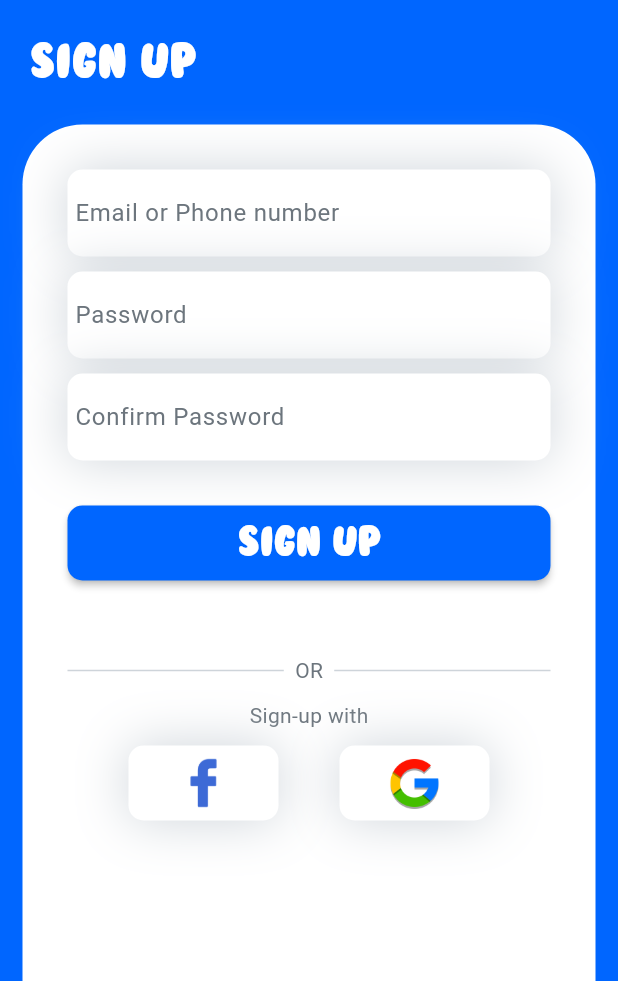
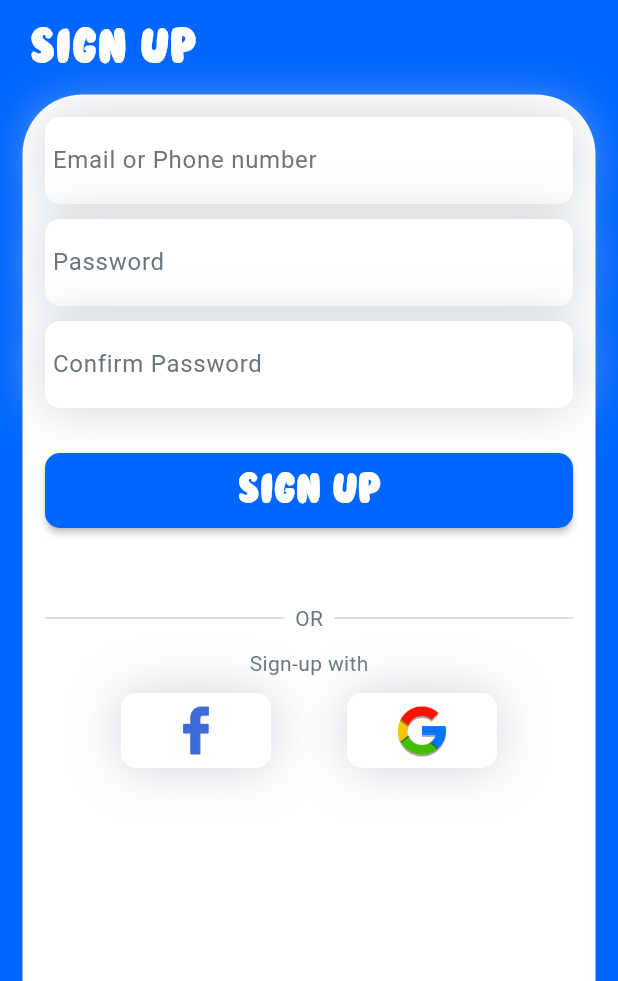
Before and after one commit to 7xEduard/Chat-App, a Flutter app: the screen it shows after launch, after a tap on "Sign up", on a phone screen of 412 x 824 dp, the part 255-1236 px from its top. Run offline on Flutter 3.47's test engine with Material 3 defaults, Android fonts, the phone set to English and light mode, and no system bars; our stand-ins replace animate_do, firebase_auth, firebase_core, get; accounts and stored records are empty.

Commit message:
UI Changing

```diff
--- a/lib/components/custom_text_field.dart
+++ b/lib/components/custom_text_field.dart
@@ -1,3 +1,4 @@
+import 'package:chat_app/constants.dart';
 import 'package:flutter/material.dart';
 
 class CustomTextField extends StatelessWidget {
@@ -19,11 +20,13 @@ class CustomTextField extends StatelessWidget {
         ],
       ),
       child: TextField(
+        cursorColor: kPrimaryColor,
         onChanged: onChanged,
         decoration: InputDecoration(
-            hintText: hintText,
-            hintStyle: const TextStyle(color: Color(0xFF6c757d)),
-            border: InputBorder.none),
+          hintText: hintText,
+          hintStyle: const TextStyle(color: Color(0xFF6c757d)),
+          border: InputBorder.none,
+        ),
       ),
     );
   }
--- a/lib/screens/login_screen.dart
+++ b/lib/screens/login_screen.dart
@@ -31,7 +31,7 @@ class LoginScreen extends StatelessWidget {
                 ),
               ),
             ),
-            const SizedBox(height: 20),
+            const SizedBox(height: 10),
             FadeInUp(
               duration: const Duration(milliseconds: 1300),
               child: const Padding(
@@ -46,13 +46,13 @@ class LoginScreen extends StatelessWidget {
                 ),
               ),
             ),
-
             Expanded(
               child: FadeInUp(
                 duration: const Duration(milliseconds: 2000),
                 child: Padding(
-                  padding: const EdgeInsets.fromLTRB(15, 20, 15, 0),
+                  padding: const EdgeInsets.fromLTRB(15, 10, 15, 0),
                   child: Container(
+                    height: double.infinity,
                     decoration: const BoxDecoration(
                       color: Colors.white,
                       borderRadius: BorderRadius.only(
@@ -61,7 +61,15 @@ class LoginScreen extends StatelessWidget {
                       ),
                     ),
                     child: Padding(
-                      padding: const EdgeInsets.fromLTRB(30, 30, 30, 0),
+                      padding: const EdgeInsets.all(5),
+                      child: ListView(
+                        children: [
+                          Container(
+                            padding: const EdgeInsets.all(10),
+                            decoration: BoxDecoration(
+                              color: Colors.white,
+                              borderRadius: BorderRadius.circular(40),
+                            ),
                             child: Column(
                               children: [
                                 FadeInUp(
@@ -80,12 +88,9 @@ class LoginScreen extends StatelessWidget {
                                 const SizedBox(height: 20),
                                 FadeInUp(
                                   duration: const Duration(milliseconds: 1400),
-                            child: const Padding(
-                              padding: EdgeInsets.only(right: 200),
-                              child: Text(
+                                  child: const Text(
                                     "Forgot Password?",
                                     style: TextStyle(color: Color(0xFF1789fc)),
-                              ),
                                   ),
                                 ),
                                 const SizedBox(height: 40),
@@ -121,7 +126,10 @@ class LoginScreen extends StatelessWidget {
                                   ),
                                 ),
                                 const SizedBox(height: 10),
-                          const AccountsWidget(),
+                                FadeInUp(
+                                  duration: const Duration(milliseconds: 2300),
+                                  child: const AccountsWidget(),
+                                ),
                                 const SizedBox(height: 50),
                                 FadeInUp(
                                   duration: const Duration(milliseconds: 2600),
@@ -152,6 +160,9 @@ class LoginScreen extends StatelessWidget {
                               ],
                             ),
                           ),
+                        ],
+                      ),
+                    ),
                   ),
                 ),
               ),
--- a/lib/screens/sign_up_screen.dart
+++ b/lib/screens/sign_up_screen.dart
@@ -34,7 +34,7 @@ class SignUpScreen extends StatelessWidget {
                 ),
               ),
             ),
-            const SizedBox(height: 20),
+            const SizedBox(height: 10),
             FadeInUp(
               duration: const Duration(milliseconds: 1300),
               child: const Padding(
@@ -49,13 +49,13 @@ class SignUpScreen extends StatelessWidget {
                 ),
               ),
             ),
-
             Expanded(
               child: FadeInUp(
                 duration: const Duration(milliseconds: 2000),
                 child: Padding(
-                  padding: const EdgeInsets.fromLTRB(15,20,15,0),
+                  padding: const EdgeInsets.fromLTRB(15, 10, 15, 0),
                   child: Container(
+                    height: double.infinity,
                     decoration: const BoxDecoration(
                       color: Colors.white,
                       borderRadius: BorderRadius.only(
@@ -64,7 +64,15 @@ class SignUpScreen extends StatelessWidget {
                       ),
                     ),
                     child: Padding(
-                      padding: const EdgeInsets.fromLTRB(30, 30, 30, 0),
+                      padding: const EdgeInsets.all(5),
+                      child: ListView(
+                        children: [
+                          Container(
+                            padding: const EdgeInsets.all(10),
+                            decoration: BoxDecoration(
+                              color: Colors.white,
+                              borderRadius: BorderRadius.circular(40),
+                            ),
                             child: Column(
                               children: [
                                 FadeInUp(
@@ -108,14 +116,17 @@ class SignUpScreen extends StatelessWidget {
                                         );
                                       } on FirebaseAuthException catch (e) {
                                         if (e.code == 'weak-password') {
-                                    ScaffoldMessenger.of(context).showSnackBar(
+                                          ScaffoldMessenger.of(context)
+                                              .showSnackBar(
                                             const SnackBar(
                                               content: Text(
                                                   'The password provided is too weak.'),
                                             ),
                                           );
-                                  } else if (e.code == 'email-already-in-use') {
-                                    ScaffoldMessenger.of(context).showSnackBar(
+                                        } else if (e.code ==
+                                            'email-already-in-use') {
+                                          ScaffoldMessenger.of(context)
+                                              .showSnackBar(
                                             const SnackBar(
                                               content: Text(
                                                   'The account already exists for that email.'),
@@ -153,22 +164,30 @@ class SignUpScreen extends StatelessWidget {
                                 const SizedBox(height: 10),
                                 FadeInUp(
                                   duration: const Duration(milliseconds: 2300),
-                            child: const Text(
+                                  child: const Center(
+                                    child: Text(
                                       "Sign-up with",
                                       style: TextStyle(
                                         color: Color(0xFF6c757d),
                                       ),
                                     ),
                                   ),
+                                ),
                                 const SizedBox(height: 10),
-                          const AccountsWidget(),
+                                FadeInUp(
+                                  duration: const Duration(milliseconds: 2600),
+                                  child: const AccountsWidget(),
+                                ),
+                              ],
+                            ),
+                          ),
                         ],
                       ),
                     ),
                   ),
                 ),
               ),
-            )
+            ),
           ],
         ),
       ),
```
Lines whose indentation alone changed are shown as unchanged.
